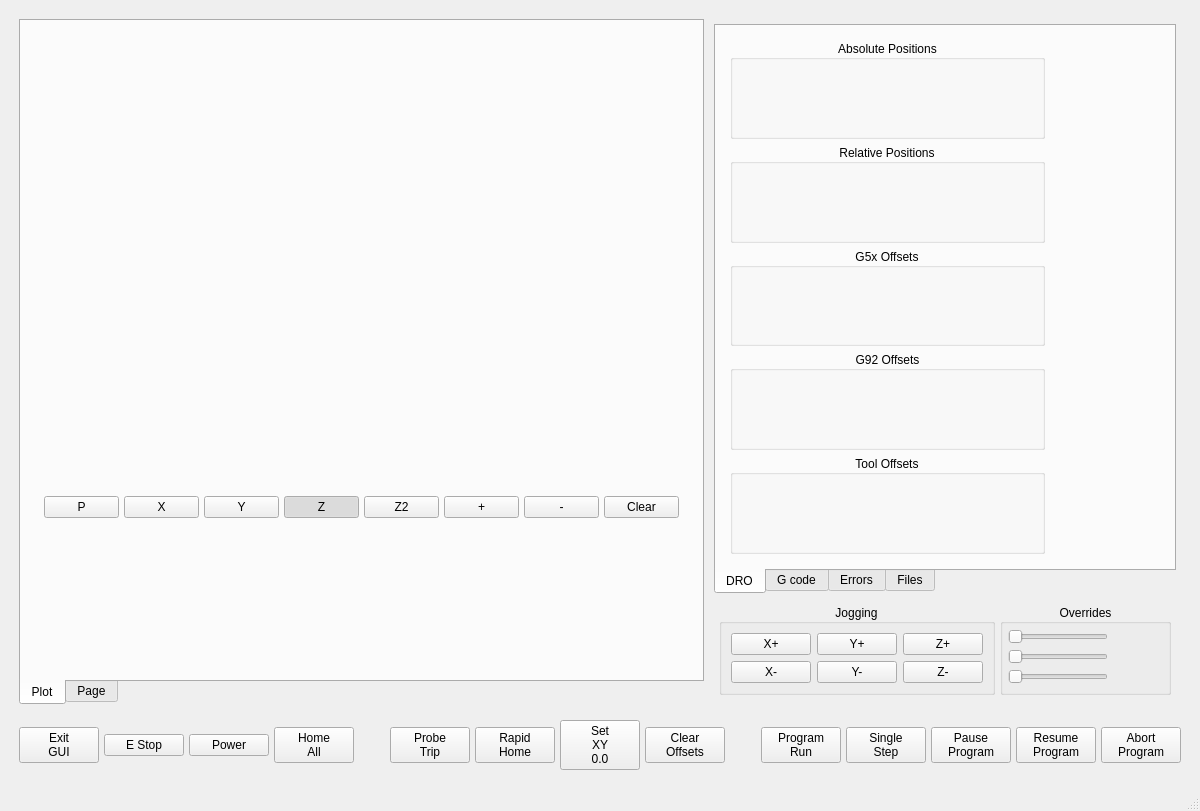
Old version of the form plasma_v2/ui/mainwindow.ui in the repository jethornton/plasma_v2.
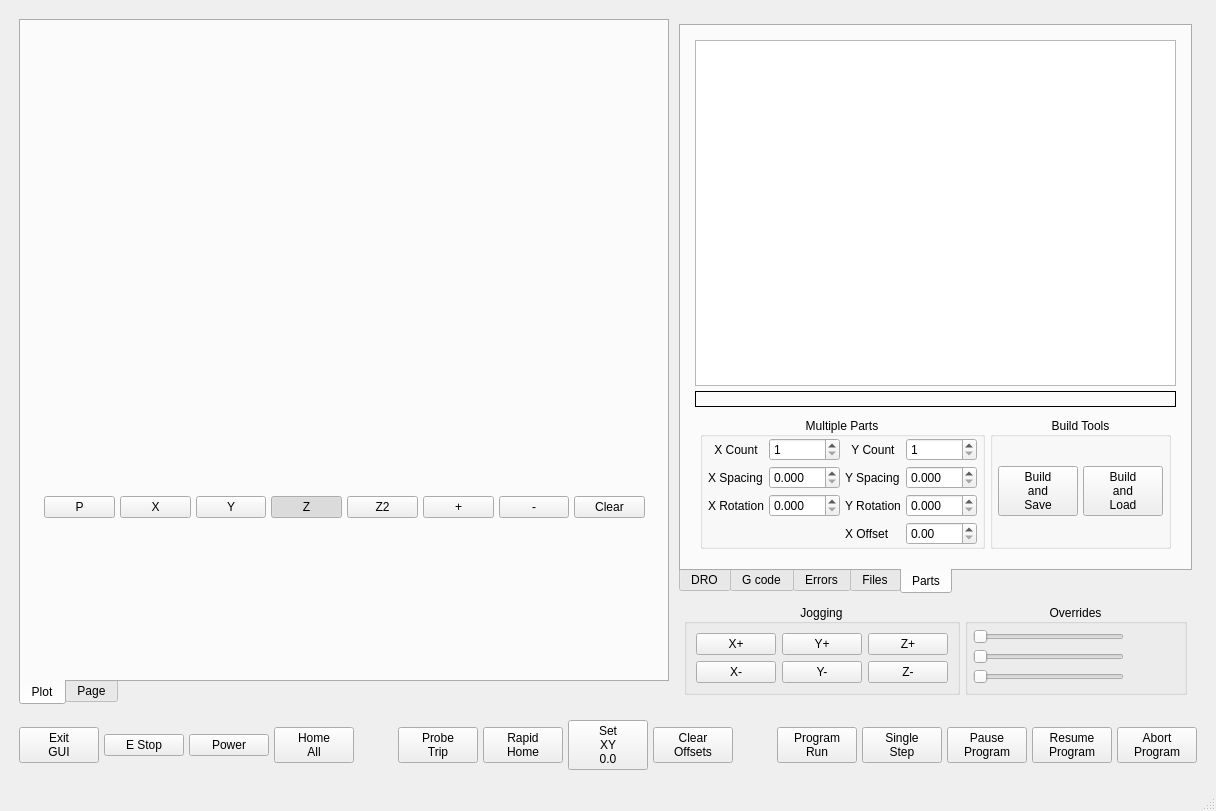
New version of the form. Custom widgets are drawn as their Qt base class.

Commit message: add part nesting

Diff of the .ui file:
```diff
--- a/plasma_v2/ui/mainwindow.ui
+++ b/plasma_v2/ui/mainwindow.ui
@@ -241,7 +241,7 @@
                 <enum>QTabWidget::South</enum>
                </property>
                <property name="currentIndex">
-                <number>0</number>
+                <number>4</number>
                </property>
                <widget class="QWidget" name="tab_6">
                 <attribute name="title">
@@ -675,6 +675,259 @@
                  </item>
                 </layout>
                </widget>
+               <widget class="QWidget" name="tab_7">
+                <attribute name="title">
+                 <string>Parts</string>
+                </attribute>
+                <layout class="QVBoxLayout" name="verticalLayout_12">
+                 <item>
+                  <widget class="QWidget" name="verticalWidget" native="true">
+                   <layout class="QVBoxLayout" name="verticalLayout_11">
+                    <property name="spacing">
+                     <number>5</number>
+                    </property>
+                    <property name="leftMargin">
+                     <number>5</number>
+                    </property>
+                    <property name="topMargin">
+                     <number>5</number>
+                    </property>
+                    <property name="rightMargin">
+                     <number>5</number>
+                    </property>
+                    <property name="bottomMargin">
+                     <number>5</number>
+                    </property>
+                    <item>
+                     <widget class="QTreeView" name="subTreeView"/>
+                    </item>
+                    <item>
+                     <widget class="QLabel" name="selectedFileLbl">
+                      <property name="frameShape">
+                       <enum>QFrame::Box</enum>
+                      </property>
+                      <property name="text">
+                       <string/>
+                      </property>
+                     </widget>
+                    </item>
+                    <item>
+                     <widget class="QWidget" name="horizontalWidget" native="true">
+                      <layout class="QHBoxLayout" name="horizontalLayout_7">
+                       <property name="spacing">
+                        <number>5</number>
+                       </property>
+                       <property name="leftMargin">
+                        <number>5</number>
+                       </property>
+                       <property name="topMargin">
+                        <number>5</number>
+                       </property>
+                       <property name="rightMargin">
+                        <number>5</number>
+                       </property>
+                       <property name="bottomMargin">
+                        <number>5</number>
+                       </property>
+                       <item>
+                        <widget class="QGroupBox" name="gridGroupBox">
+                         <property name="title">
+                          <string>Multiple Parts</string>
+                         </property>
+                         <property name="alignment">
+                          <set>Qt::AlignCenter</set>
+                         </property>
+                         <layout class="QGridLayout" name="gridLayout_7">
+                          <property name="leftMargin">
+                           <number>5</number>
+                          </property>
+                          <property name="topMargin">
+                           <number>1</number>
+                          </property>
+                          <property name="rightMargin">
+                           <number>5</number>
+                          </property>
+                          <property name="bottomMargin">
+                           <number>1</number>
+                          </property>
+                          <property name="spacing">
+                           <number>5</number>
+                          </property>
+                          <item row="3" column="0">
+                           <widget class="QLabel" name="label_3">
+                            <property name="text">
+                             <string>X Rotation</string>
+                            </property>
+                            <property name="alignment">
+                             <set>Qt::AlignCenter</set>
+                            </property>
+                           </widget>
+                          </item>
+                          <item row="2" column="2">
+                           <widget class="QLabel" name="label_5">
+                            <property name="text">
+                             <string>Y Spacing</string>
+                            </property>
+                           </widget>
+                          </item>
+                          <item row="2" column="1">
+                           <widget class="QDoubleSpinBox" name="xPartsSpacingSb">
+                            <property name="decimals">
+                             <number>3</number>
+                            </property>
+                           </widget>
+                          </item>
+                          <item row="3" column="1">
+                           <widget class="QDoubleSpinBox" name="xPartRotationSb">
+                            <property name="decimals">
+                             <number>3</number>
+                            </property>
+                            <property name="maximum">
+                             <double>360.000000000000000</double>
+                            </property>
+                           </widget>
+                          </item>
+                          <item row="0" column="3">
+                           <widget class="QSpinBox" name="yPartsCountSb">
+                            <property name="minimum">
+                             <number>1</number>
+                            </property>
+                           </widget>
+                          </item>
+                          <item row="0" column="2">
+                           <widget class="QLabel" name="label_2">
+                            <property name="text">
+                             <string>Y Count</string>
+                            </property>
+                            <property name="alignment">
+                             <set>Qt::AlignCenter</set>
+                            </property>
+                           </widget>
+                          </item>
+                          <item row="2" column="3">
+                           <widget class="QDoubleSpinBox" name="yPartsSpacingSb">
+                            <property name="decimals">
+                             <number>3</number>
+                            </property>
+                           </widget>
+                          </item>
+                          <item row="3" column="2">
+                           <widget class="QLabel" name="label_6">
+                            <property name="text">
+                             <string>Y Rotation</string>
+                            </property>
+                            <property name="alignment">
+                             <set>Qt::AlignCenter</set>
+                            </property>
+                           </widget>
+                          </item>
+                          <item row="3" column="3">
+                           <widget class="QDoubleSpinBox" name="yPartRotationSb">
+                            <property name="decimals">
+                             <number>3</number>
+                            </property>
+                            <property name="maximum">
+                             <double>360.000000000000000</double>
+                            </property>
+                           </widget>
+                          </item>
+                          <item row="0" column="1">
+                           <widget class="QSpinBox" name="xPartsCountSb">
+                            <property name="minimum">
+                             <number>1</number>
+                            </property>
+                           </widget>
+                          </item>
+                          <item row="2" column="0">
+                           <widget class="QLabel" name="label_4">
+                            <property name="text">
+                             <string>X Spacing</string>
+                            </property>
+                           </widget>
+                          </item>
+                          <item row="0" column="0">
+                           <widget class="QLabel" name="label">
+                            <property name="text">
+                             <string>X Count</string>
+                            </property>
+                            <property name="alignment">
+                             <set>Qt::AlignCenter</set>
+                            </property>
+                           </widget>
+                          </item>
+                          <item row="4" column="2">
+                           <widget class="QLabel" name="label_7">
+                            <property name="text">
+                             <string>X Offset</string>
+                            </property>
+                           </widget>
+                          </item>
+                          <item row="4" column="3">
+                           <widget class="QDoubleSpinBox" name="xEvenOffsetSb"/>
+                          </item>
+                         </layout>
+                        </widget>
+                       </item>
+                       <item>
+                        <spacer name="horizontalSpacer_5">
+                         <property name="orientation">
+                          <enum>Qt::Horizontal</enum>
+                         </property>
+                         <property name="sizeHint" stdset="0">
+                          <size>
+                           <width>40</width>
+                           <height>20</height>
+                          </size>
+                         </property>
+                        </spacer>
+                       </item>
+                       <item>
+                        <widget class="QGroupBox" name="gridGroupBox">
+                         <property name="title">
+                          <string>Build Tools</string>
+                         </property>
+                         <property name="alignment">
+                          <set>Qt::AlignCenter</set>
+                         </property>
+                         <layout class="QGridLayout" name="gridLayout_9">
+                          <property name="leftMargin">
+                           <number>5</number>
+                          </property>
+                          <property name="rightMargin">
+                           <number>5</number>
+                          </property>
+                          <property name="spacing">
+                           <number>5</number>
+                          </property>
+                          <item row="1" column="1">
+                           <widget class="QPushButton" name="partsBuildLoadBtn">
+                            <property name="text">
+                             <string>Build
+and
+Load</string>
+                            </property>
+                           </widget>
+                          </item>
+                          <item row="1" column="0">
+                           <widget class="QPushButton" name="partsBuildSaveBtn">
+                            <property name="text">
+                             <string>Build
+and
+Save</string>
+                            </property>
+                           </widget>
+                          </item>
+                         </layout>
+                        </widget>
+                       </item>
+                      </layout>
+                     </widget>
+                    </item>
+                   </layout>
+                  </widget>
+                 </item>
+                </layout>
+               </widget>
               </widget>
              </item>
              <item>
```
The commit also changes 2 other files.
